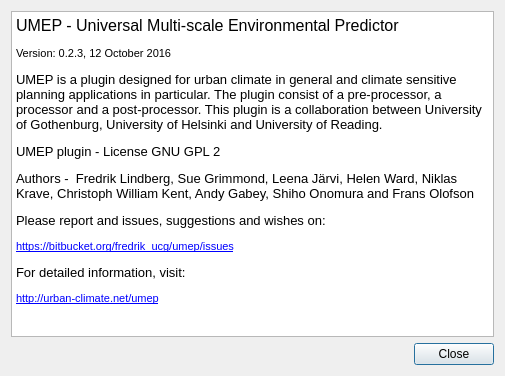
Qt form UMEP_about.ui (UMEP-dev/UMEP) before a commit.
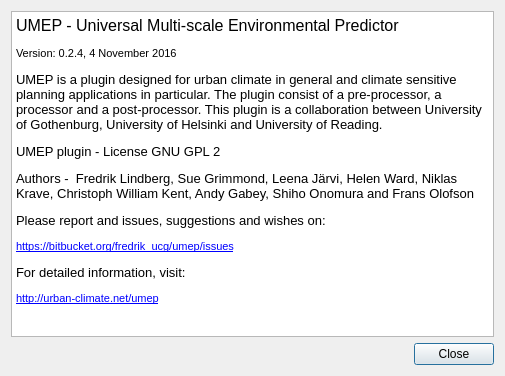
The same form after that commit.

Commit message: Version 0.2.4. New pre-prcessing plugin! TreeGenerator. General bug fixes.

Patch:
```diff
--- a/UMEP_about.ui
+++ b/UMEP_about.ui
@@ -31,7 +31,7 @@
 p, li { white-space: pre-wrap; }
 &lt;/style&gt;&lt;/head&gt;&lt;body style=&quot; font-family:'MS Shell Dlg 2'; font-size:8.25pt; font-weight:400; font-style:normal;&quot;&gt;
 &lt;p style=&quot; margin-top:0px; margin-bottom:0px; margin-left:0px; margin-right:0px; -qt-block-indent:0; text-indent:0px;&quot;&gt;&lt;span style=&quot; font-size:12pt;&quot;&gt;UMEP - Universal Multi-scale Environmental Predictor &lt;/span&gt;&lt;/p&gt;
-&lt;p style=&quot; margin-top:12px; margin-bottom:12px; margin-left:0px; margin-right:0px; -qt-block-indent:0; text-indent:0px;&quot;&gt;&lt;span style=&quot; font-size:8pt;&quot;&gt;Version: 0.2.3, 12 October 2016&lt;/span&gt;&lt;/p&gt;
+&lt;p style=&quot; margin-top:12px; margin-bottom:12px; margin-left:0px; margin-right:0px; -qt-block-indent:0; text-indent:0px;&quot;&gt;&lt;span style=&quot; font-size:8pt;&quot;&gt;Version: 0.2.4, 4 November 2016&lt;/span&gt;&lt;/p&gt;
 &lt;p style=&quot; margin-top:12px; margin-bottom:12px; margin-left:0px; margin-right:0px; -qt-block-indent:0; text-indent:0px;&quot;&gt;&lt;span style=&quot; font-size:10pt;&quot;&gt;UMEP is a plugin designed for urban climate in general and climate sensitive planning applications in particular. The plugin consist of a pre-processor, a processor and a post-processor. This plugin is a collaboration between University of Gothenburg, University of Helsinki and University of Reading.&lt;/span&gt;&lt;/p&gt;
 &lt;p style=&quot; margin-top:12px; margin-bottom:12px; margin-left:0px; margin-right:0px; -qt-block-indent:0; text-indent:0px;&quot;&gt;&lt;span style=&quot; font-size:10pt;&quot;&gt;UMEP plugin - License GNU GPL 2&lt;/span&gt;&lt;/p&gt;
 &lt;p style=&quot; margin-top:12px; margin-bottom:12px; margin-left:0px; margin-right:0px; -qt-block-indent:0; text-indent:0px;&quot;&gt;&lt;span style=&quot; font-size:10pt;&quot;&gt;Authors -  Fredrik Lindberg, Sue Grimmond, Leena Järvi, Helen Ward, Niklas Krave, Christoph William Kent, Andy Gabey, Shiho Onomura and Frans Olofson&lt;/span&gt;&lt;/p&gt;
```
The commit also changes 67 other files.
